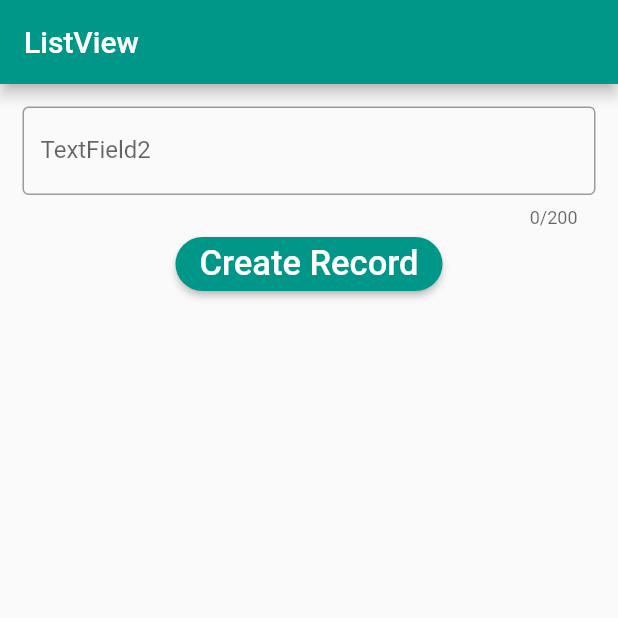
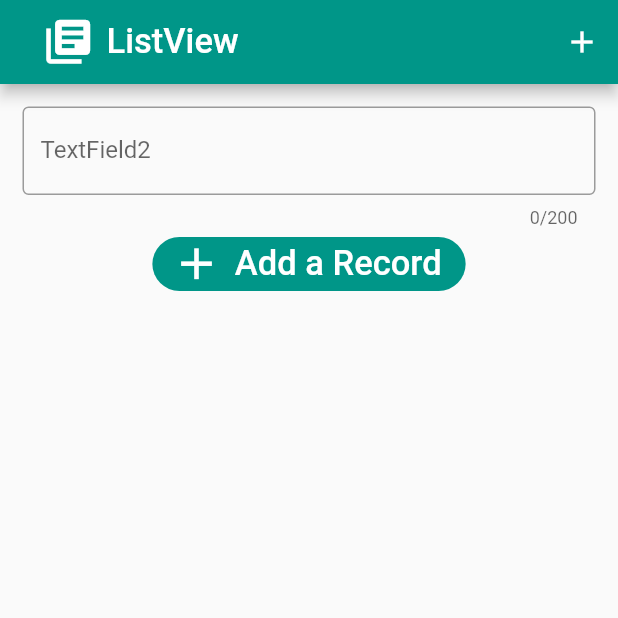
Before and after one commit to AppleMango23/flutterTodolist, a Flutter app: the screen it shows after launch, on a phone screen of 412 x 824 dp, the top half of it. Run offline on Flutter 3.47's test engine with Material 2 defaults, Android fonts, the light colour scheme and no system bars; our stand-ins replace firebase_database; accounts and stored records are empty.

Commit message:
added better design, otw to drawer

```diff
--- a/lib/main.dart
+++ b/lib/main.dart
@@ -96,18 +96,32 @@ class _MyCustomFormState extends State<MyCustomForm> {
   }
 
   //make this link to the firebase + map array
-  _deleteFunction(String textDelete) {
+  _deleteFunction(String textDelete, String realName) {
 
     // var textIs =titles[index];
 
     showDialog(
       context: context,
       builder: (BuildContext context) {
-        // return object of type Dialog
         return AlertDialog(
-          title: new Text("Be caution!",style: TextStyle(fontSize: 22),),
-          content: new Text(
-              "Be caution you will be deleting text \"$textDelete\", make sure that you selected the correct one. Thank you.",style: TextStyle(fontSize: 18),),
+          title: FlatButton.icon(
+            color: Colors.transparent,
+            icon:
+            new IconTheme(
+                data: new IconThemeData(
+                    size: 35,
+                    color: Colors.red),
+                child: new Icon(Icons.delete),
+            ),
+            label: Text('Be caution!',style: TextStyle(color:Colors.black,fontSize: 23)),
+            shape: RoundedRectangleBorder(
+            borderRadius: BorderRadius.circular(20)),
+            onPressed: null,
+          ),
+          content:
+          // FlatButton.icon(onPressed: null, icon: null, label: null),
+          new Text(
+              "Be caution you will be deleting text \"$realName\". Please double confirm.",style: TextStyle(fontSize: 18),),
           actions: <Widget>[
             // usually buttons at the bottom of the dialog
             new FlatButton(
@@ -118,9 +132,9 @@ class _MyCustomFormState extends State<MyCustomForm> {
             ),
             new RaisedButton(
               onPressed: () {
-                databaseReference.child('posts/'+textDelete).remove();
                 cats.remove(textDelete);
                 checkRecord();
+                databaseReference.child('posts/'+textDelete).remove();
                 print(cats);
                 Navigator.of(context).pop();
               },
@@ -167,7 +181,7 @@ class _MyCustomFormState extends State<MyCustomForm> {
   void createRecord(){
     //This one will create a random number
     var rng = new Random();
-    var rng1 = rng.nextInt(10000000000).toString();
+    var rng1 = rng.nextInt(10000000).toString();
     // var path = "posts/";
     var path = "posts/"+rng1;
     //.push() will give random number
@@ -232,7 +246,32 @@ class _MyCustomFormState extends State<MyCustomForm> {
   Widget build(BuildContext context) {
     return Scaffold(
       appBar: AppBar(
-        title: Text('ListView'),
+        title:
+        FlatButton.icon(
+          color: Colors.transparent,
+          icon:
+          new IconTheme(
+              data: new IconThemeData(
+                  size: 35,
+                  color: Colors.white),
+              child: new Icon(Icons.library_books),
+          ),
+          label: Text('ListView',style: TextStyle(color:Colors.white,fontSize: 23)),
+          shape: RoundedRectangleBorder(
+          borderRadius: BorderRadius.circular(20)),
+          onPressed: null,
+        ),
+        actions: <Widget>[
+            // action button
+            IconButton(
+              icon: Icon(Icons.add),
+              onPressed: () {
+                // _select(choices[0]);
+              },
+            ),
+            // action button
+
+          ],
       ),
       body: Padding(
         padding: const EdgeInsets.all(15.0),
@@ -258,17 +297,22 @@ class _MyCustomFormState extends State<MyCustomForm> {
             //         style: TextStyle(fontSize: 23, color: Colors.white)),
             //   ),
             // ),
-            new Container(
-              margin: const EdgeInsets.only(bottom: 6.0),
-              child: new RaisedButton(
-                color: Colors.teal,
-                shape: RoundedRectangleBorder(
-                  borderRadius: BorderRadius.circular(20)),
-                onPressed: createRecord,
-                child: new Text('Create Record',
-                    style: TextStyle(fontSize: 23, color: Colors.white)),
-              ),
+
+          FlatButton.icon(
+            color: Colors.teal,
+            icon:
+            new IconTheme(
+                data: new IconThemeData(
+                    size: 35,
+                    color: Colors.white),
+                child: new Icon(Icons.add),
             ),
+            label: Text('Add a Record',style: TextStyle(color:Colors.white,fontSize: 23)),
+            shape: RoundedRectangleBorder(
+            borderRadius: BorderRadius.circular(20)),
+            onPressed: createRecord,
+          ),
+
             Expanded(
               child: ListView.builder(
                 itemCount: cats.length,
@@ -280,30 +324,31 @@ class _MyCustomFormState extends State<MyCustomForm> {
 
                   return Card(
                     child: ListTile(
+                      leading: Icon(Icons.navigate_next),
                       title:
 
                       // Text('$item2 \n$item ',style: TextStyle(fontSize: 18),)
 
                       RichText(
                         text: TextSpan(
-                          text: '$item2\n',
+                          text: '',
                           style:
                             new TextStyle(
                             inherit: true,
                             fontSize: 23,
-                            fontWeight: FontWeight.w700,
+                            fontWeight: FontWeight.w800,
                             decorationStyle: TextDecorationStyle.wavy,
                             color: Colors.black),
 
                           children: <TextSpan>[
-                            TextSpan(text:'$item', style: TextStyle(fontWeight: FontWeight.w500,fontSize: 17)),
+                            TextSpan(text:'$item', style: TextStyle(fontWeight: FontWeight.w500,fontSize: 18.6)),
                           ],
                         ),
                       )
 
                       ,
 
-                      onLongPress: (){_deleteFunction(item2);},
+                      onLongPress: (){_deleteFunction(item2,item);},
                     ),
 
 
```
Also changed, not shown: lib/second.dart (+4 -4 lines).
